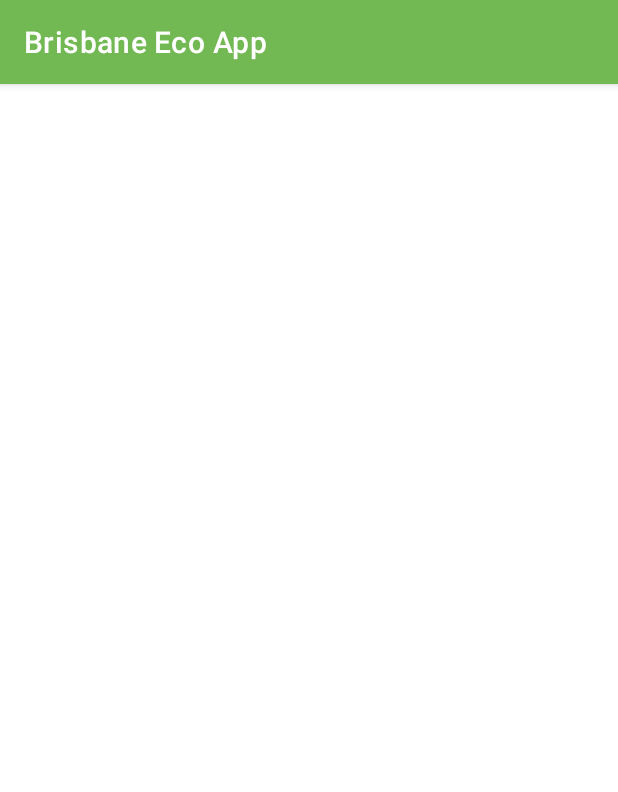
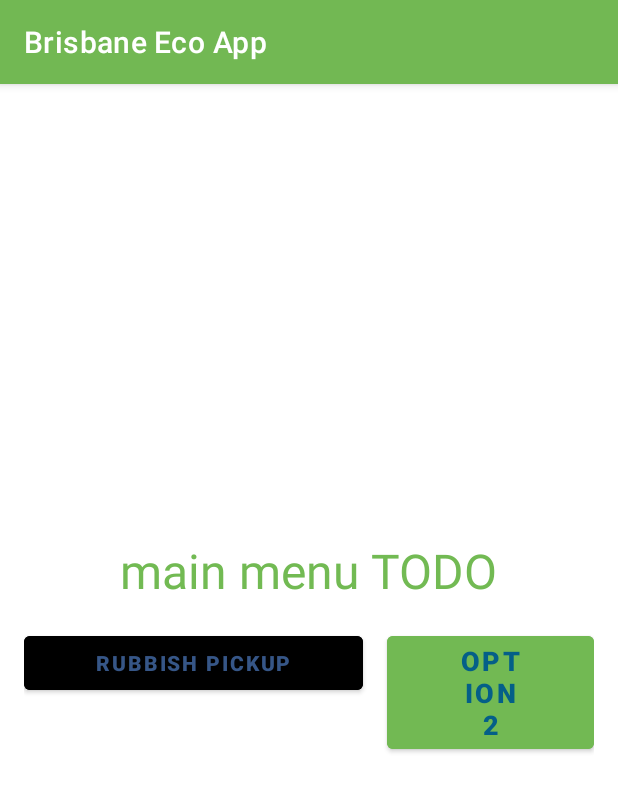
Before and after one commit to All-stairs-no-slides/Brisbane_Eco, an Android app: the MainMenuActivity screen opened directly, with no data from a screen before it, on a phone screen of 412 x 824 dp. Shown: the top 792 px of the screen. Run offline under Robolectric (Android 15) with nearby library versions, the phone set to English and light mode, and no system bars.

Commit message:
I've added the RubbishMenuActivity screen and a button in MainMenuActivity to take the user there

```diff
--- a/app/src/main/AndroidManifest.xml
+++ b/app/src/main/AndroidManifest.xml
@@ -12,6 +12,9 @@
         android:supportsRtl="true"
         android:theme="@style/Theme.Brisbaneeco"
         tools:targetApi="31">
+        <activity
+            android:name=".RubbishMenuActivity"
+            android:exported="false" />
         <activity
             android:name=".MapActivity"
             android:exported="false" />
--- a/app/src/main/java/com/example/brisbaneeco/MainMenuActivity.java
+++ b/app/src/main/java/com/example/brisbaneeco/MainMenuActivity.java
@@ -2,13 +2,29 @@ package com.example.brisbaneeco;
 
 import androidx.appcompat.app.AppCompatActivity;
 
+import android.content.Intent;
 import android.os.Bundle;
+import android.widget.Button;
 
 public class MainMenuActivity extends AppCompatActivity {
+
+    private Button Rubbish;
 
     @Override
     protected void onCreate(Bundle savedInstanceState) {
         super.onCreate(savedInstanceState);
         setContentView(R.layout.activity_main_menu);
+
+        SetViewIds();
+
+        Rubbish.setOnClickListener(view -> {
+            Intent intent = new Intent(MainMenuActivity.this, RubbishMenuActivity.class);
+            startActivity(intent);
+        });
+    }
+
+    private void SetViewIds()
+    {
+        Rubbish = findViewById(R.id.RubbishBtn);
     }
 }
--- /dev/null
+++ b/app/src/main/java/com/example/brisbaneeco/RubbishMenuActivity.java
@@ -0,0 +1,14 @@
+package com.example.brisbaneeco;
+
+import androidx.appcompat.app.AppCompatActivity;
+
+import android.os.Bundle;
+
+public class RubbishMenuActivity extends AppCompatActivity {
+
+    @Override
+    protected void onCreate(Bundle savedInstanceState) {
+        super.onCreate(savedInstanceState);
+        setContentView(R.layout.activity_rubbish_menu);
+    }
+}
--- a/app/src/main/res/layout/activity_main_menu.xml
+++ b/app/src/main/res/layout/activity_main_menu.xml
@@ -1,9 +1,51 @@
 <?xml version="1.0" encoding="utf-8"?>
-<androidx.constraintlayout.widget.ConstraintLayout xmlns:android="http://schemas.android.com/apk/res/android"
+<LinearLayout
+    xmlns:android="http://schemas.android.com/apk/res/android"
     xmlns:app="http://schemas.android.com/apk/res-auto"
     xmlns:tools="http://schemas.android.com/tools"
+    android:id="@+id/root_container"
     android:layout_width="match_parent"
     android:layout_height="match_parent"
-    tools:context=".MainMenuActivity">
+    android:gravity="center"
+    android:orientation="vertical"
+    tools:context=".launcher"
+    android:background="@color/white">
+    <TextView
+        android:id="@+id/title"
+        android:layout_width="wrap_content"
+        android:layout_height="wrap_content"
+        android:text="main menu TODO"
+        android:textSize="32sp"
 
-</androidx.constraintlayout.widget.ConstraintLayout>
+        android:textColor="#72BA53"
+        />
+    <LinearLayout
+        android:id="@+id/button_container"
+        android:layout_width="match_parent"
+        android:layout_height="wrap_content"
+        android:layout_margin="16dp"
+        android:gravity="center_horizontal"
+        android:orientation="horizontal">
+        <Button
+            android:id="@+id/RubbishBtn"
+            android:layout_width="wrap_content"
+            android:layout_height="wrap_content"
+            android:text="Rubbish Pickup"
+            android:textStyle="bold"
+            android:textColor="#365687"
+            android:layout_marginRight="8dp"
+            android:paddingHorizontal="48dp"
+            android:backgroundTint="@color/black"/>
+        <Button
+            android:id="@+id/btnOption2"
+            android:layout_width="wrap_content"
+            android:layout_height="wrap_content"
+            android:text="Option 2"
+            android:textSize="18sp"
+            android:textStyle="bold"
+            android:textColor="#045F88"
+            android:layout_marginStart="8dp"
+            android:paddingHorizontal="48dp"
+            android:backgroundTint="#72B953"/>
+    </LinearLayout>
+</LinearLayout>
--- /dev/null
+++ b/app/src/main/res/layout/activity_rubbish_menu.xml
@@ -0,0 +1,9 @@
+<?xml version="1.0" encoding="utf-8"?>
+<androidx.constraintlayout.widget.ConstraintLayout xmlns:android="http://schemas.android.com/apk/res/android"
+    xmlns:app="http://schemas.android.com/apk/res-auto"
+    xmlns:tools="http://schemas.android.com/tools"
+    android:layout_width="match_parent"
+    android:layout_height="match_parent"
+    tools:context=".RubbishMenuActivity">
+
+</androidx.constraintlayout.widget.ConstraintLayout>
```
